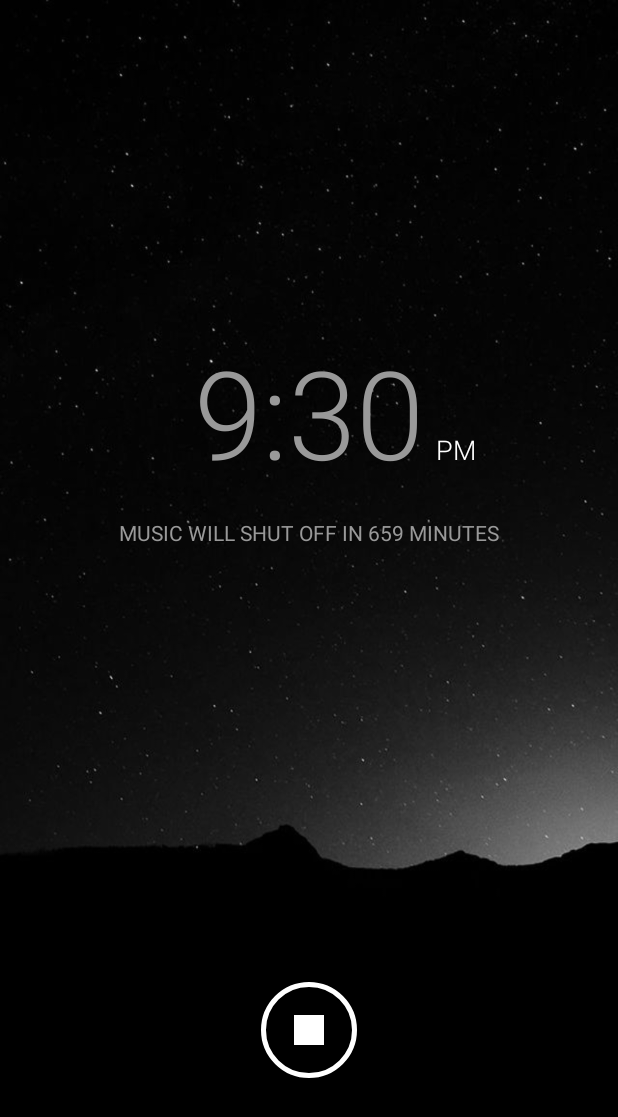
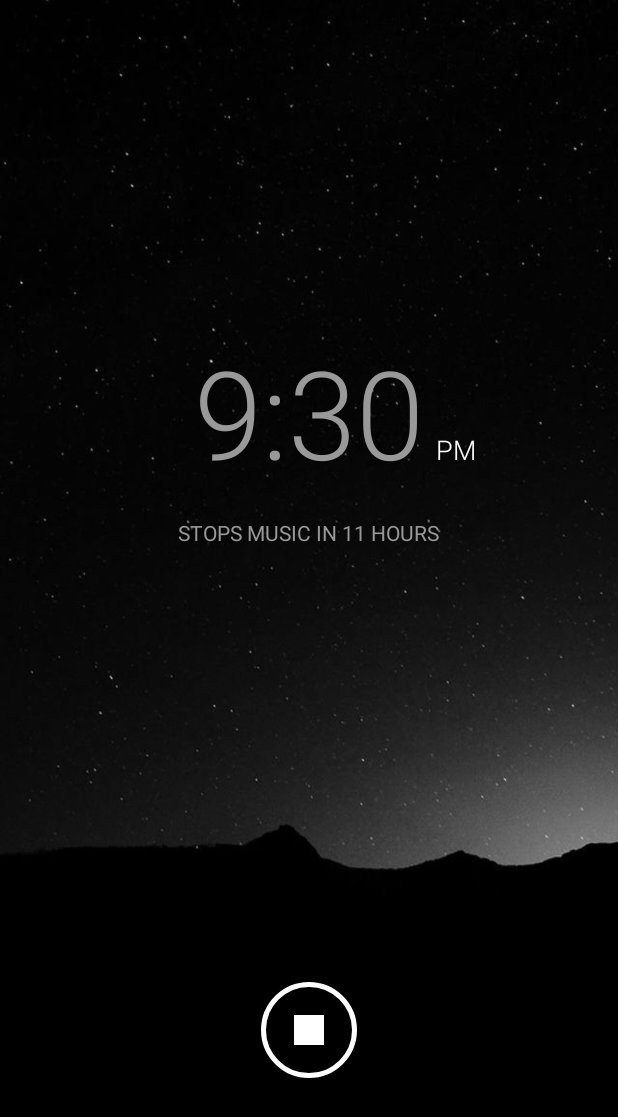
Before and after one commit to jtymburski/drift-off-java, an Android app: the screen it shows after launch (HomeActivity), after a tap on an icon or button, on a phone screen of 412 x 824 dp. Shown: the top 1117 px of the screen. Run offline under Robolectric (Android 15) with nearby library versions, the phone set to English and light mode, and no system bars.

Commit message:
If time remaining > 60 min, show in hours instead

```diff
--- a/app/src/main/java/com/jordantymburski/driftoff/HomeActivity.java
+++ b/app/src/main/java/com/jordantymburski/driftoff/HomeActivity.java
@@ -199,10 +199,23 @@ public class HomeActivity extends Activity
      * @return time remaining text
      */
     private String getTimeTextRemaining() {
+        long millisToStop = mAlarmTime - System.currentTimeMillis();
+
+        // Check if it should display in hours
+        // This is rounded up: 1 to 60 minutes = 1 hour, 61 to 120 minutes  = 2 hours, etc
+        long hoursToStop = TimeUnit.MILLISECONDS.toHours(
+                millisToStop + TimeUnit.HOURS.toMillis(1) - 1);
+        if (hoursToStop > 1) {
+            return getResources().getQuantityString(
+                    R.plurals.alarm_notice_hours, (int) hoursToStop, hoursToStop);
+        }
+
+        // Otherwise, it should display in minutes
+        // This is rounded up: 1 to 60 seconds = 1 minute, 61 to 120 seconds = 2 minutes, etc
         long minutesToStop = TimeUnit.MILLISECONDS.toMinutes(
-                mAlarmTime - System.currentTimeMillis());
+                millisToStop + TimeUnit.MINUTES.toMillis(1) - 1);
         return getResources().getQuantityString(
-                R.plurals.alarm_notice, (int) minutesToStop, minutesToStop);
+                R.plurals.alarm_notice_minutes, (int) minutesToStop, minutesToStop);
     }
 
     /**
--- a/app/src/main/res/values/plurals.xml
+++ b/app/src/main/res/values/plurals.xml
@@ -1,7 +1,11 @@
 <?xml version="1.0" encoding="utf-8"?>
 <resources>
-    <plurals name="alarm_notice">
-        <item quantity="one">Music will shut off in %d minute</item>
-        <item quantity="other">Music will shut off in %d minutes</item>
+    <plurals name="alarm_notice_hours">
+        <item quantity="one">Stops music in %d hour</item>
+        <item quantity="other">Stops music in %d hours</item>
+    </plurals>
+    <plurals name="alarm_notice_minutes">
+        <item quantity="one">Stops music in %d minute</item>
+        <item quantity="other">Stops music in %d minutes</item>
     </plurals>
 </resources>
```
